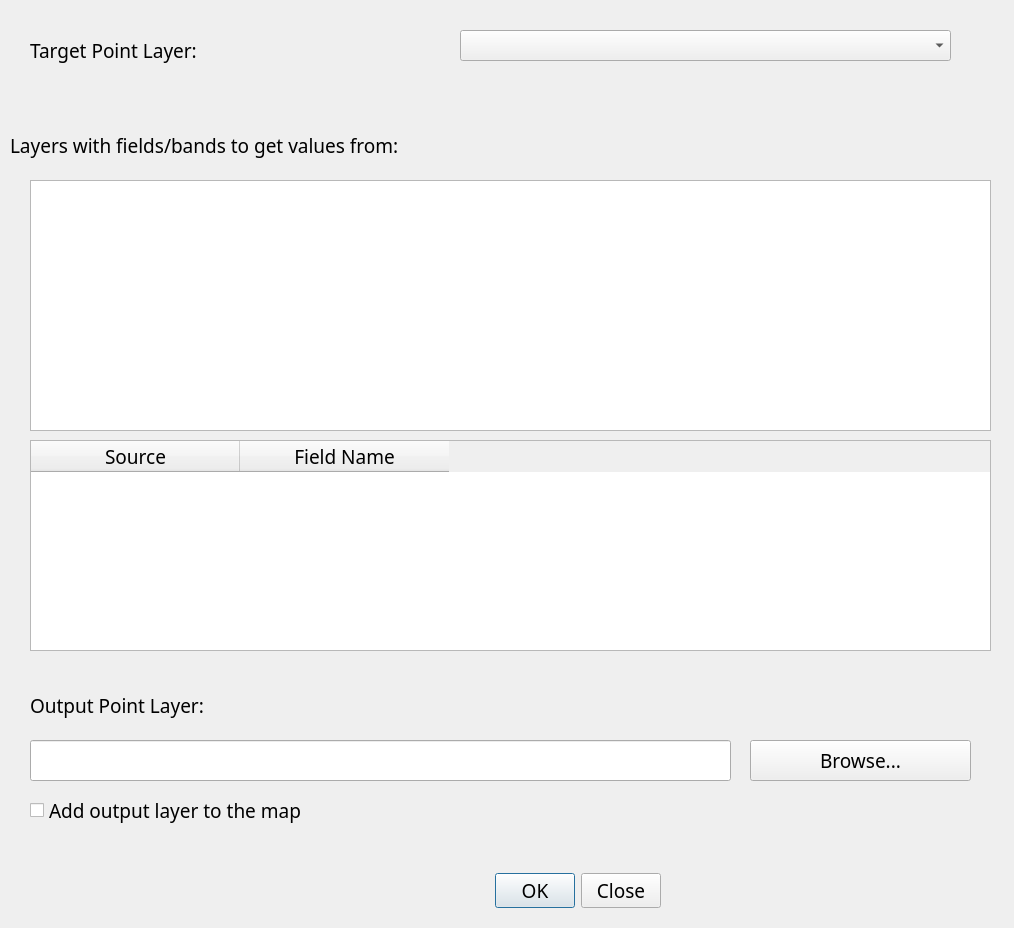
Above: ExtractToPoints_dialog_base.ui from HanwGeek/geoRec before the change. Below: the same form after it.
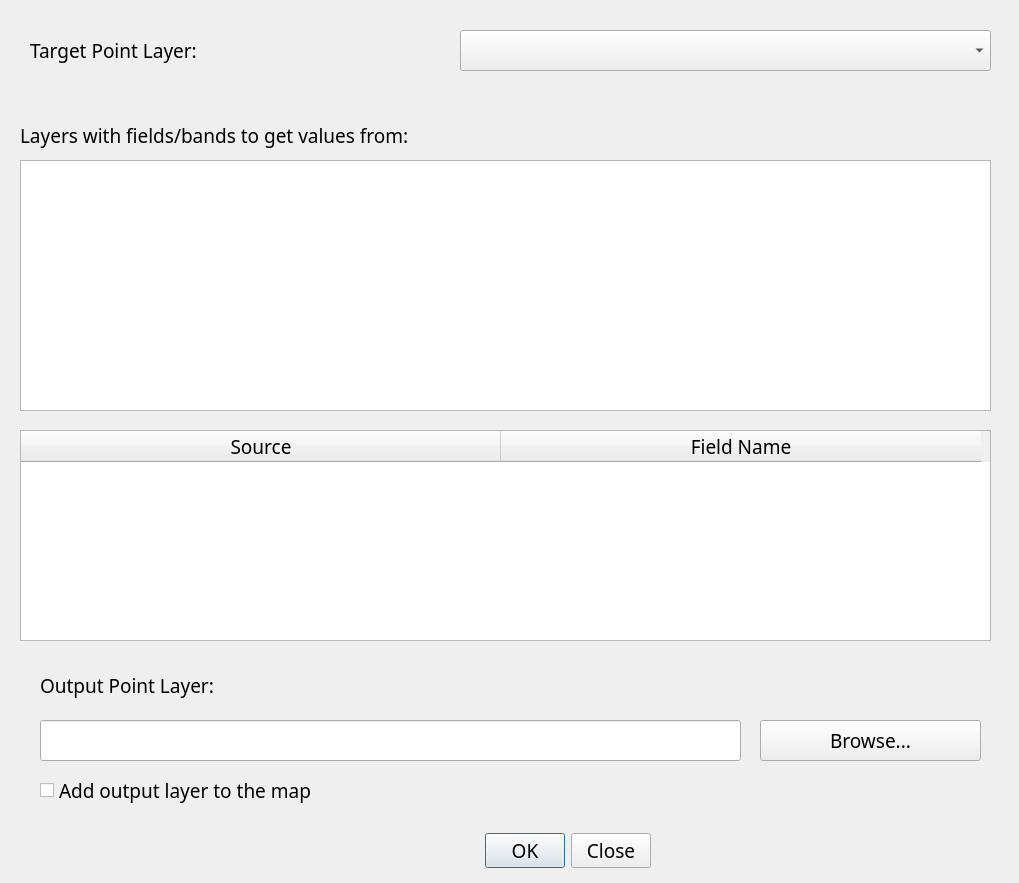
That is the form after the change.

What changed in the file:
```diff
--- a/ExtractToPoints_dialog_base.ui
+++ b/ExtractToPoints_dialog_base.ui
@@ -6,8 +6,8 @@
    <rect>
     <x>0</x>
     <y>0</y>
-    <width>1014</width>
-    <height>928</height>
+    <width>1019</width>
+    <height>883</height>
    </rect>
   </property>
   <property name="windowTitle">
@@ -16,8 +16,8 @@
   <widget class="QWidget" name="widget_2" native="true">
    <property name="geometry">
     <rect>
-     <x>0</x>
-     <y>110</y>
+     <x>10</x>
+     <y>100</y>
      <width>1001</width>
      <height>551</height>
     </rect>
@@ -56,9 +56,9 @@
    <widget class="QListWidget" name="SourceField">
     <property name="geometry">
      <rect>
-      <x>30</x>
-      <y>70</y>
-      <width>961</width>
+      <x>10</x>
+      <y>60</y>
+      <width>971</width>
       <height>251</height>
      </rect>
     </property>
@@ -84,9 +84,9 @@
    <widget class="QTableWidget" name="FieldsTable">
     <property name="geometry">
      <rect>
-      <x>30</x>
+      <x>10</x>
       <y>330</y>
-      <width>961</width>
+      <width>971</width>
       <height>211</height>
      </rect>
     </property>
@@ -130,7 +130,7 @@
      <number>2</number>
     </property>
     <attribute name="horizontalHeaderDefaultSectionSize">
-     <number>209</number>
+     <number>480</number>
     </attribute>
     <attribute name="horizontalHeaderMinimumSectionSize">
      <number>31</number>
@@ -186,8 +186,8 @@
      <rect>
       <x>450</x>
       <y>20</y>
-      <width>491</width>
-      <height>31</height>
+      <width>531</width>
+      <height>41</height>
      </rect>
     </property>
     <property name="font">
@@ -201,8 +201,8 @@
   <widget class="QWidget" name="widget_3" native="true">
    <property name="geometry">
     <rect>
-     <x>10</x>
-     <y>680</y>
+     <x>20</x>
+     <y>660</y>
      <width>981</width>
      <height>161</height>
     </rect>
@@ -293,8 +293,8 @@
    </property>
    <property name="geometry">
     <rect>
-     <x>370</x>
-     <y>870</y>
+     <x>360</x>
+     <y>830</y>
      <width>291</width>
      <height>41</height>
     </rect>
```
